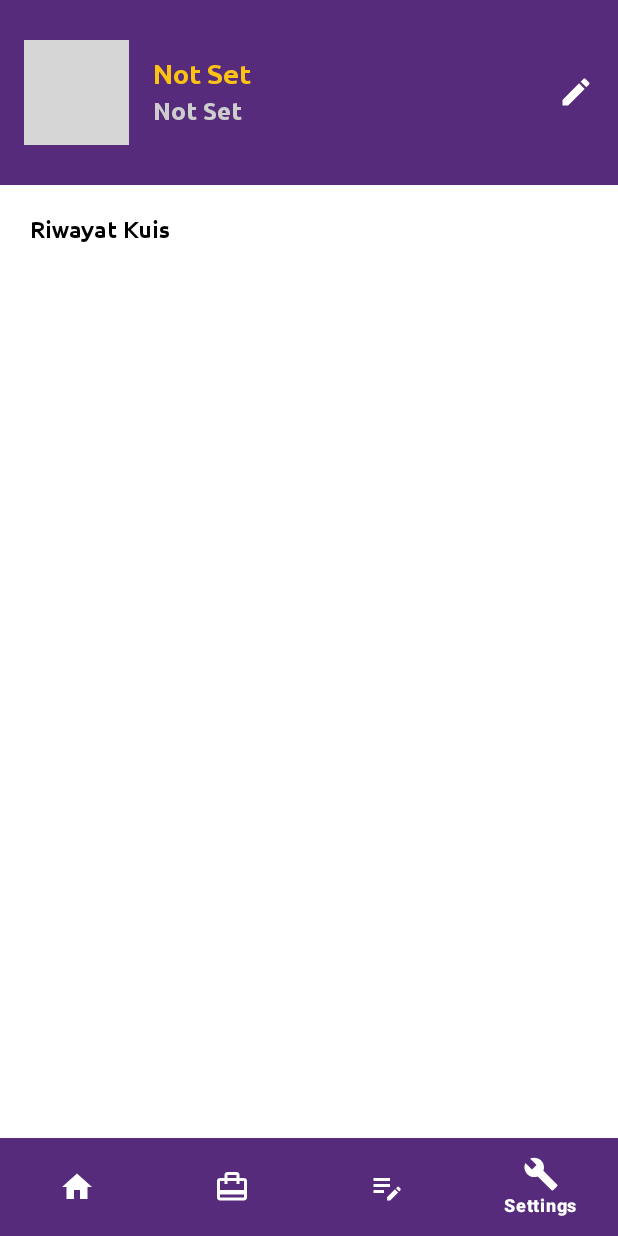
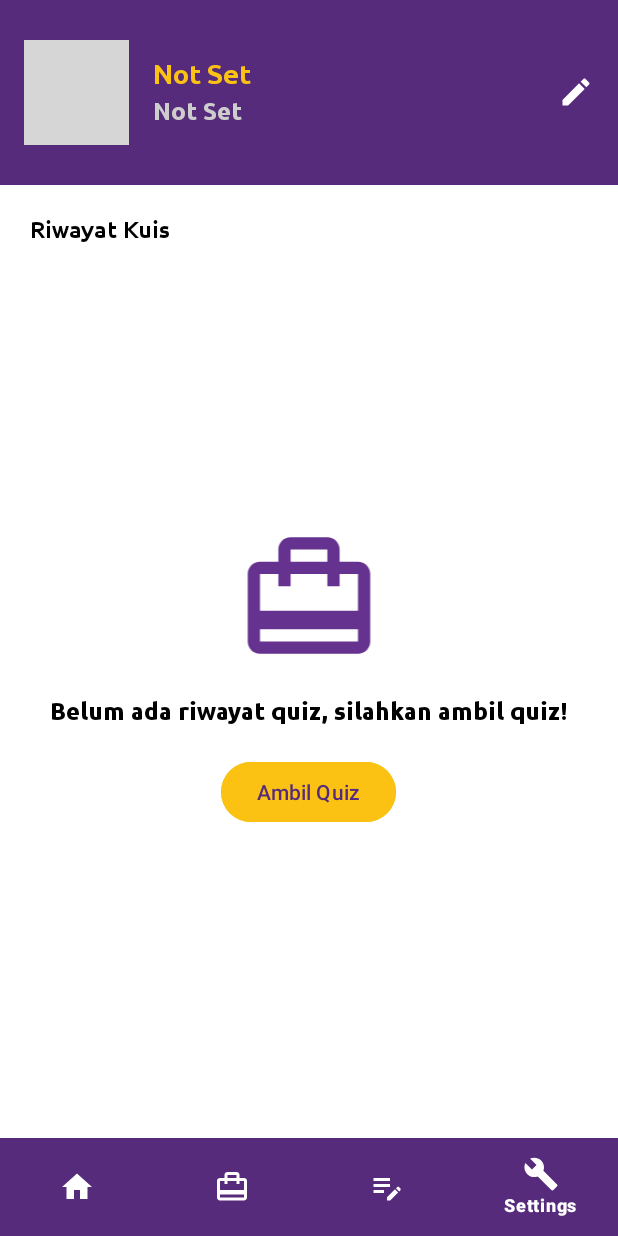
Before and after one commit to SiKarir/mobile-sikarir, an Android app: the AccountActivity screen opened directly, with no data from a screen before it, on a phone screen of 412 x 824 dp. Run offline under Robolectric (Android 15) with nearby library versions, the phone set to English and light mode, and no system bars; our stand-ins replace CircleImageView; pictures from the network do not load; grey boxes are pictures that could not be loaded.

Commit message:
feat: history quiz

```diff
--- a/app/src/main/java/com/c241ps294/sikarir/data/remote/response/QuizHistoryResponse.kt
+++ b/app/src/main/java/com/c241ps294/sikarir/data/remote/response/QuizHistoryResponse.kt
@@ -15,8 +15,8 @@ data class QuizItem (
     @field:SerializedName("quizId")
     val quizId: String,
 
-    @field:SerializedName("quizDate")
-    val quizDate: String,
+    @field:SerializedName("date")
+    val date: String,
 
     @field:SerializedName("recommendation")
     val recommendation: List<ListCareerItem>,
--- a/app/src/main/java/com/c241ps294/sikarir/ui/settings/account/AccountActivity.kt
+++ b/app/src/main/java/com/c241ps294/sikarir/ui/settings/account/AccountActivity.kt
@@ -4,28 +4,42 @@ import android.app.ActivityOptions
 import android.content.Intent
 import androidx.appcompat.app.AppCompatActivity
 import android.os.Bundle
+import android.view.View
 import androidx.activity.viewModels
+import androidx.recyclerview.widget.LinearLayoutManager
 import com.bumptech.glide.Glide
 import com.c241ps294.sikarir.R
 import com.c241ps294.sikarir.databinding.ActivityAccountBinding
+import com.c241ps294.sikarir.ui.adapter.QuizHistoryAdapter
 import com.c241ps294.sikarir.ui.authentication.viewmodel.AuthenticationViewModel
 import com.c241ps294.sikarir.ui.authentication.viewmodel.AuthenticationViewModelFactory
 import com.c241ps294.sikarir.ui.catalog.CatalogActivity
 import com.c241ps294.sikarir.ui.home.MainActivity
 import com.c241ps294.sikarir.ui.quiz.starter.QuizStarterActivity
+import com.c241ps294.sikarir.ui.settings.viewmodel.AccountViewModel
+import com.c241ps294.sikarir.ui.settings.viewmodel.AccountViewModelFactory
 import com.google.android.material.bottomnavigation.BottomNavigationView
 
 class AccountActivity : AppCompatActivity() {
 
     private lateinit var binding: ActivityAccountBinding
     private lateinit var bottomNavigationView: BottomNavigationView
+    private lateinit var quizHistoryAdapter: QuizHistoryAdapter
     private val authenticationViewModel by viewModels<AuthenticationViewModel> {
         AuthenticationViewModelFactory.getInstance(context = this)
+    }
+    private val accountViewModel by viewModels<AccountViewModel> {
+        AccountViewModelFactory.getInstance()
     }
 
     override fun onCreate(savedInstanceState: Bundle?) {
         super.onCreate(savedInstanceState)
         binding = ActivityAccountBinding.inflate(layoutInflater)
+
+        quizHistoryAdapter = QuizHistoryAdapter()
+        binding.rvQuizHistory.layoutManager = LinearLayoutManager(this)
+        binding.rvQuizHistory.adapter = quizHistoryAdapter
+
         bottomNavigationView = binding.bottomNavigation
         bottomNavigationView.selectedItemId = R.id.settings_page
 
@@ -57,12 +71,27 @@ class AccountActivity : AppCompatActivity() {
             startActivity(Intent(this, EditAccountActivity::class.java))
         }
 
-        authenticationViewModel.getSession().observe(this) {
-            Glide.with(this).load(it.photoUrl).into(binding.ivAvatarAccount)
-            binding.tvNameAccount.text = it.name
-            binding.tvEmailAccount.text = it.email
+        authenticationViewModel.getSession().observe(this) { session ->
+            Glide.with(this).load(session.photoUrl).into(binding.ivAvatarAccount)
+            binding.tvNameAccount.text = session.name
+            binding.tvEmailAccount.text = session.email
+            if (session.isTakenQuiz) {
+                binding.rvQuizHistory.visibility = View.VISIBLE
+                binding.quizLayout.visibility = View.GONE
+
+                accountViewModel.getQuizHistory(session.token)
+                accountViewModel.quizzes.observe(this) { quizzes ->
+                    quizHistoryAdapter.submitList(quizzes)
+                }
+            } else {
+                binding.quizLayout.visibility = View.VISIBLE
+                binding.rvQuizHistory.visibility = View.GONE
+
+                binding.btnTakeQuiz.setOnClickListener {
+                    startActivity(Intent(this, QuizStarterActivity::class.java))
+                }
+            }
         }
-
         setContentView(binding.root)
     }
 }
--- a/app/src/main/res/layout/activity_account.xml
+++ b/app/src/main/res/layout/activity_account.xml
@@ -89,6 +89,7 @@
         app:layout_constraintTop_toBottomOf="@+id/settings_header_layout" />
 
     <androidx.recyclerview.widget.RecyclerView
+        android:visibility="gone"
         android:id="@+id/rvQuizHistory"
         android:layout_marginTop="10dp"
         android:layout_width="0dp"
@@ -99,6 +100,43 @@
         app:layout_constraintTop_toBottomOf="@+id/tvQuizHistoryText"
         tools:itemCount="4"
         tools:listitem="@layout/item_quiz_history" />
+
+    <LinearLayout
+        android:visibility="gone"
+        android:id="@+id/quizLayout"
+        android:layout_width="match_parent"
+        android:layout_height="wrap_content"
+        app:layout_constraintBottom_toTopOf="@+id/bottomNavigation"
+        app:layout_constraintEnd_toEndOf="parent"
+        app:layout_constraintStart_toStartOf="parent"
+        app:layout_constraintTop_toBottomOf="@+id/tvQuizHistoryText"
+        android:gravity="center"
+        android:orientation="vertical">
+
+        <ImageView
+            android:layout_width="120dp"
+            android:layout_height="98dp"
+            android:contentDescription="@string/img_not_taken"
+            android:src="@drawable/ic_catalog_home" />
+
+        <TextView
+            android:layout_width="wrap_content"
+            android:layout_height="wrap_content"
+            android:layout_marginTop="16dp"
+            android:fontFamily="@font/ubuntu_bold"
+            android:text="@string/str_not_taken_account"
+            android:textColor="?attr/textFillColor"
+            android:textSize="16sp" />
+
+        <Button
+            android:id="@+id/btn_take_quiz"
+            android:layout_width="wrap_content"
+            android:layout_height="wrap_content"
+            android:layout_marginVertical="20dp"
+            android:backgroundTint="@color/yellow_primary"
+            android:text="@string/ambil_quiz_str"
+            android:textColor="@color/purple_primary" />
+    </LinearLayout>
 
     <com.google.android.material.bottomnavigation.BottomNavigationView
         android:id="@+id/bottomNavigation"
--- a/app/src/main/res/values/strings.xml
+++ b/app/src/main/res/values/strings.xml
@@ -77,7 +77,8 @@
     <string name="edit_password_hint">Password</string>
 
     <!-- ACCOUNT SETTINGS -->
-    <string name="quiz_history">Riwayat Kuis</string>
+    <string name="quiz_history">Quiz 1</string>
+    <string name="quiz_date">5 Januari 2024</string>
     <string name="title_akun_setting">Akun</string>
     <string name="title_bahasa_setting">Bahasa</string>
     <string name="title_dark_mode_setting">Mode Gelap</string>
@@ -103,5 +104,6 @@
     <string name="quiz_starter_subtitle">Silahkan tekan tombol mulai quiz dibawah</string>
     <string name="start_btn_quiz">Mulai Quiz</string>
     <string name="quiz_pointer">%s/100</string>
+    <string name="str_not_taken_account">Belum ada riwayat quiz, silahkan ambil quiz!</string>
 
 </resources>
```
Also changed, not shown: app/src/main/java/com/c241ps294/sikarir/ui/adapter/QuizHistoryAdapter.kt (added, +51 -0 lines), app/src/main/java/com/c241ps294/sikarir/ui/settings/viewmodel/AccountViewModel.kt (added, +22 -0 lines), app/src/main/java/com/c241ps294/sikarir/ui/settings/viewmodel/AccountViewModelFactory.kt (added, +34 -0 lines), app/src/main/res/layout/item_quiz_history.xml (+19 -5 lines).
